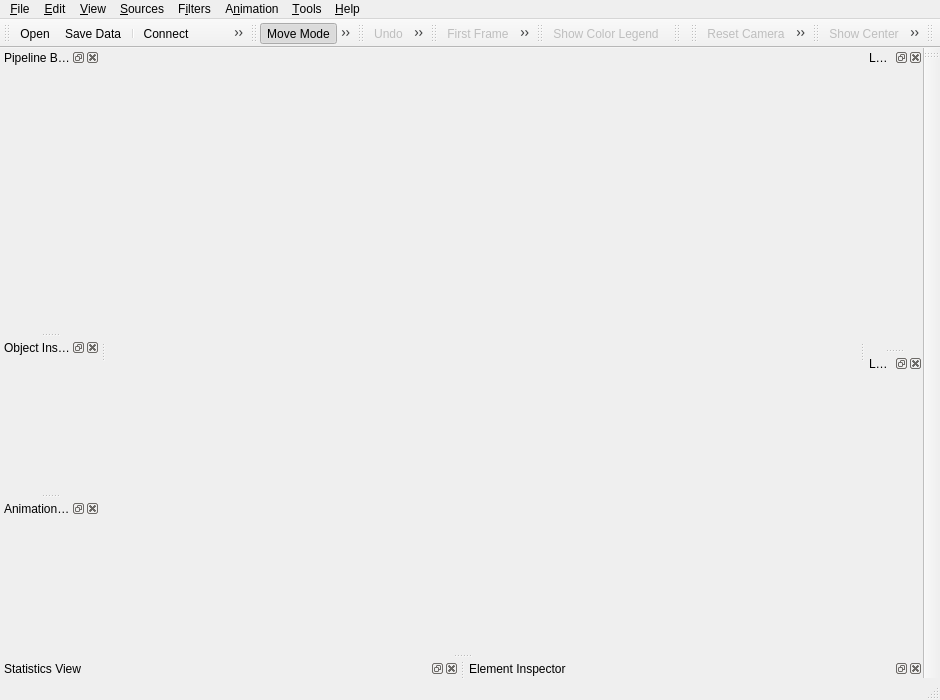
wildmichael/ParaView3-enhancements-old, file Applications/Client/MainWindow.ui: the form before one commit.
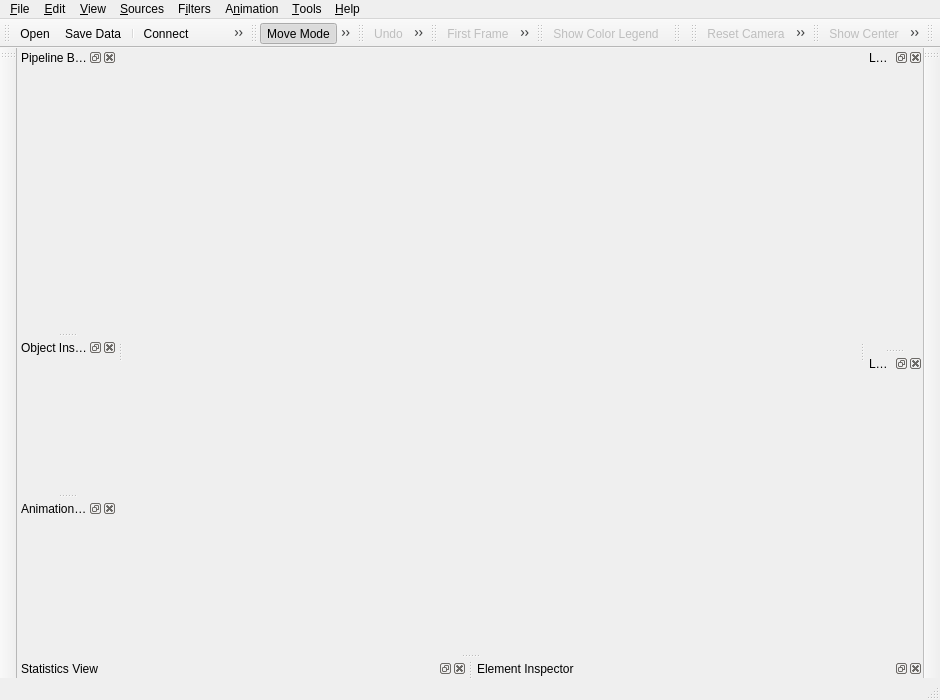
The form after the commit. Icons and pictures are not drawn.

Commit message: ENH:  Add common filters toolbar.  Fixes #4769.

What changed in the file:
```diff
--- a/Applications/Client/MainWindow.ui
+++ b/Applications/Client/MainWindow.ui
@@ -415,6 +415,17 @@
     <number>4</number>
    </attribute>
   </widget>
+  <widget class="QToolBar" name="commonFilters" >
+   <property name="windowTitle" >
+    <string>Common Filters</string>
+   </property>
+   <property name="orientation" >
+    <enum>Qt::Vertical</enum>
+   </property>
+   <attribute name="toolBarArea" >
+    <number>1</number>
+   </attribute>
+  </widget>
   <action name="actionFileOpen" >
    <property name="icon" >
     <iconset resource="../../Qt/Components/Resources/pqComponents.qrc" >:/pqWidgets/Icons/pqOpen24.png</iconset>
```
Left out of the diff: 2 changed lines with no effect on the pictures. The commit also changes 3 other files.
